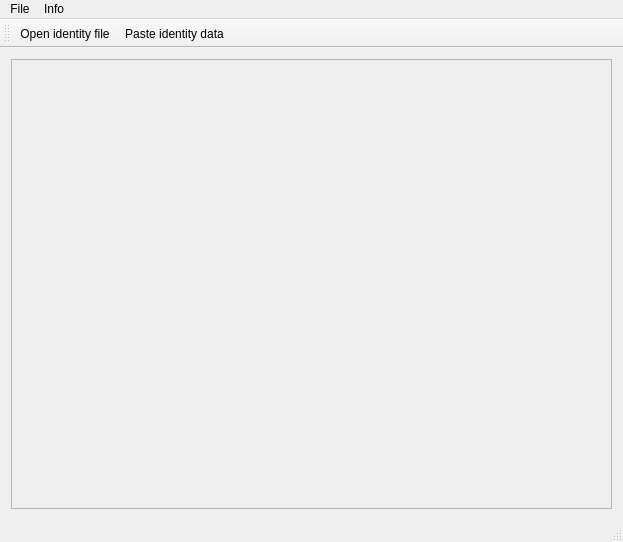
The window that mainwindow.ui (sqrldev/IdTool) describes before a commit, drawn with Qt 5.
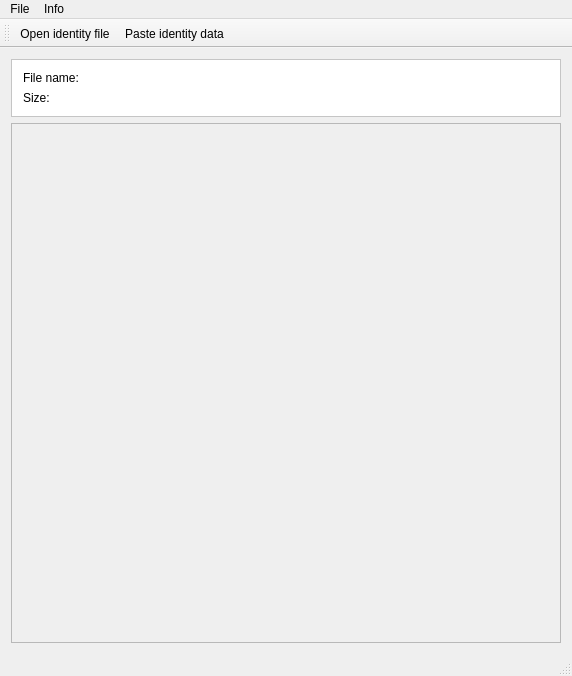
The same window after the commit. Icons and pictures are not drawn.

Commit message: Add UIBuilder class and start experimenting

What changed in the file:
```diff
--- a/mainwindow.ui
+++ b/mainwindow.ui
@@ -6,8 +6,8 @@
    <rect>
     <x>0</x>
     <y>0</y>
-    <width>623</width>
-    <height>542</height>
+    <width>572</width>
+    <height>676</height>
    </rect>
   </property>
   <property name="windowTitle">
@@ -19,14 +19,86 @@
   </property>
   <widget class="QWidget" name="centralWidget">
    <layout class="QVBoxLayout" name="verticalLayout">
+    <item>
+     <widget class="QFrame" name="headerFrame">
+      <property name="styleSheet">
+       <string notr="true">background: rgb(255, 255, 255)</string>
+      </property>
+      <property name="frameShape">
+       <enum>QFrame::StyledPanel</enum>
+      </property>
+      <property name="frameShadow">
+       <enum>QFrame::Raised</enum>
+      </property>
+      <layout class="QVBoxLayout" name="verticalLayout_2">
+       <item>
+        <layout class="QHBoxLayout" name="horizontalLayout_2">
+         <property name="spacing">
+          <number>6</number>
+         </property>
+         <property name="leftMargin">
+          <number>0</number>
+         </property>
+         <property name="rightMargin">
+          <number>0</number>
+         </property>
+         <item>
+          <widget class="QLabel" name="labelFileNameHealine">
+           <property name="maximumSize">
+            <size>
+             <width>100</width>
+             <height>16777215</height>
+            </size>
+           </property>
+           <property name="text">
+            <string>File name:</string>
+           </property>
+          </widget>
+         </item>
+         <item>
+          <widget class="QLabel" name="labelFileName">
+           <property name="text">
+            <string/>
+           </property>
+          </widget>
+         </item>
+        </layout>
+       </item>
+       <item>
+        <layout class="QHBoxLayout" name="horizontalLayout">
+         <property name="topMargin">
+          <number>0</number>
+         </property>
+         <property name="rightMargin">
+          <number>0</number>
+         </property>
+         <item>
+          <widget class="QLabel" name="labelSizeHeadline">
+           <property name="maximumSize">
+            <size>
+             <width>100</width>
+             <height>16777215</height>
+            </size>
+           </property>
+           <property name="text">
+            <string>Size:</string>
+           </property>
+          </widget>
+         </item>
+         <item>
+          <widget class="QLabel" name="labelSize">
+           <property name="text">
+            <string/>
+           </property>
+          </widget>
+         </item>
+        </layout>
+       </item>
+      </layout>
+     </widget>
+    </item>
     <item>
      <widget class="QScrollArea" name="scrollArea">
-      <property name="sizePolicy">
-       <sizepolicy hsizetype="Expanding" vsizetype="Minimum">
-        <horstretch>0</horstretch>
-        <verstretch>0</verstretch>
-       </sizepolicy>
-      </property>
       <property name="widgetResizable">
        <bool>true</bool>
       </property>
@@ -35,8 +107,8 @@
         <rect>
          <x>0</x>
          <y>0</y>
-         <width>603</width>
-         <height>447</height>
+         <width>552</width>
+         <height>519</height>
         </rect>
        </property>
       </widget>
@@ -49,7 +121,7 @@
     <rect>
      <x>0</x>
      <y>0</y>
-     <width>623</width>
+     <width>572</width>
      <height>21</height>
     </rect>
    </property>
```
The commit also changes 5 other files.
